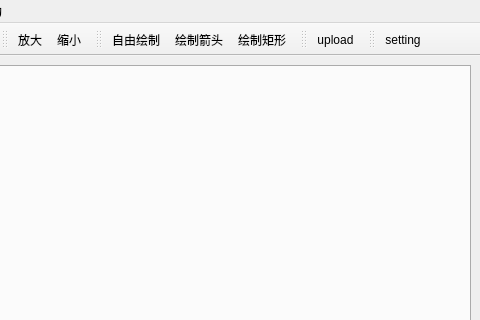
kuaidy/QScreenShot, file editwindow.ui: the form before one commit; both pictures show x 108 to 588 and y 0 to 320 of the 588 by 401 pixel window.
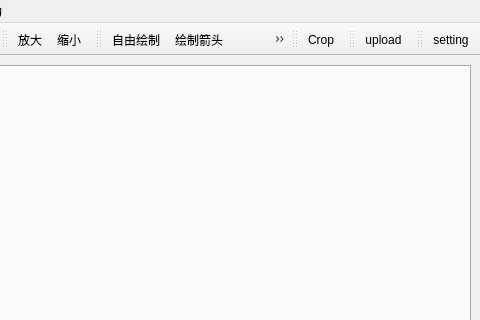
The form after the commit. Icons and pictures are not drawn.

```diff
--- a/editwindow.ui
+++ b/editwindow.ui
@@ -96,6 +96,18 @@
    <addaction name="paintarrow"/>
    <addaction name="paintrec"/>
   </widget>
+  <widget class="QToolBar" name="toolBarOption">
+   <property name="windowTitle">
+    <string>toolBar</string>
+   </property>
+   <attribute name="toolBarArea">
+    <enum>TopToolBarArea</enum>
+   </attribute>
+   <attribute name="toolBarBreak">
+    <bool>false</bool>
+   </attribute>
+   <addaction name="actionCrop"/>
+  </widget>
   <widget class="QToolBar" name="toolBarClound">
    <property name="windowTitle">
     <string>toolBar_2</string>
@@ -231,6 +243,21 @@
     <string>设置</string>
    </property>
   </action>
+  <action name="actionCrop">
+   <property name="checkable">
+    <bool>true</bool>
+   </property>
+   <property name="icon">
+    <iconset resource="resource.qrc">
+     <normaloff>:/new/prefix1/image/tailoring.png</normaloff>:/new/prefix1/image/tailoring.png</iconset>
+   </property>
+   <property name="text">
+    <string>Crop</string>
+   </property>
+   <property name="toolTip">
+    <string>裁剪</string>
+   </property>
+  </action>
  </widget>
  <resources>
   <include location="resource.qrc"/>
```
Left out of the diff: 2 changed lines with no effect on the pictures.
